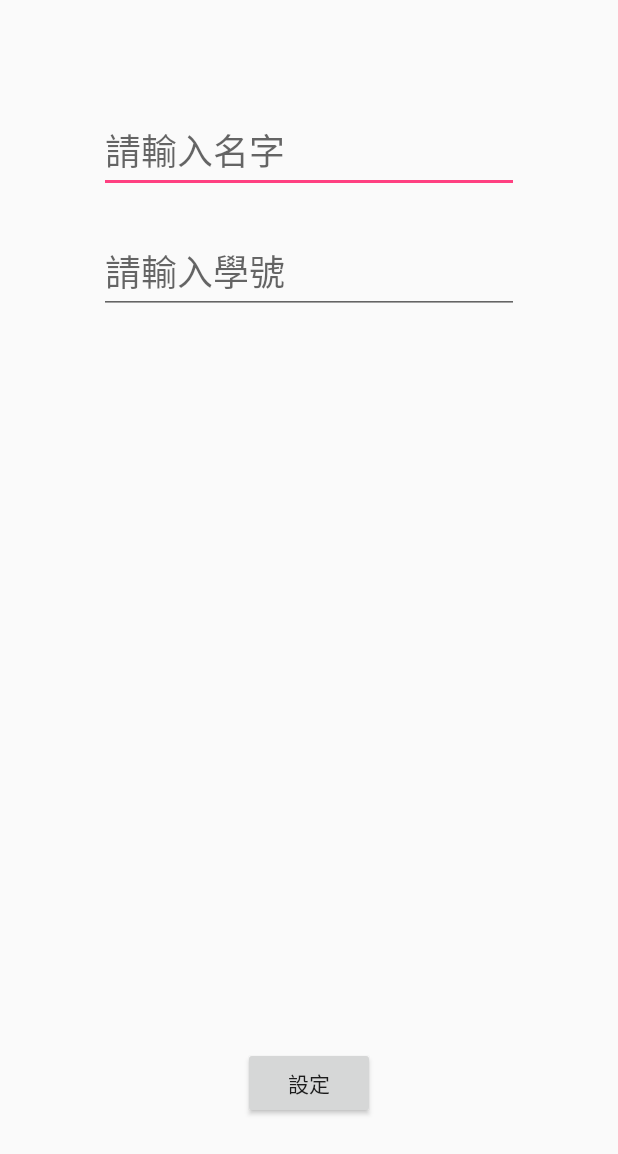
After one commit to ardamamy/GoogleLogin, an Android app: the MyselfActivity screen opened directly, with no data from a screen before it, on a phone screen of 412 x 824 dp. The commit adds this screen. Shown: the top 1154 px of the screen. Run offline under Robolectric (Android 15) with nearby library versions, the phone set to English and light mode, and no system bars; our stand-ins replace Firebase (no records; nobody signed in at launch, a user with empty details on screens opened directly); libraries missing offline, so code that uses them is left out: com.firebase.client.

Commit message:
更新:新增資料庫功能

```diff
--- a/app/src/main/AndroidManifest.xml
+++ b/app/src/main/AndroidManifest.xml
@@ -4,6 +4,8 @@
     package="tw.edu.niu.googlelogin">
 
     <uses-permission android:name="android.permission.INTERNET" />
+    <uses-permission android:name="android.permission.READ_CALENDAR" />
+    <uses-permission android:name="android.permission.WRITE_CALENDAR" />
 
     <application
         android:allowBackup="true"
@@ -48,7 +50,8 @@
         <activity android:name=".CalenderActivity" />
         <activity android:name=".DataActivity" />
         <activity android:name=".MateActivity" />
-        <activity android:name=".MoneyActivity"></activity>
+        <activity android:name=".MoneyActivity" />
+        <activity android:name=".MyselfActivity"></activity>
     </application>
 
 </manifest>
--- a/app/src/main/java/tw/edu/niu/googlelogin/LoginActivity.java
+++ b/app/src/main/java/tw/edu/niu/googlelogin/LoginActivity.java
@@ -45,12 +45,13 @@ public class LoginActivity extends AppCompatActivity {
         // Set the dimensions of the sign-in button.
         SignInButton signInButton = findViewById(R.id.sign_in_button);
         signInButton.setSize(SignInButton.SIZE_STANDARD);
-        findViewById(R.id.sign_in_button).setOnClickListener(new View.OnClickListener() {
+        signInButton.setOnClickListener(new View.OnClickListener() {
             @Override
             public void onClick(View v) {
                 switch (v.getId()) {
                     case R.id.sign_in_button:
                         signIn();
+                        //System.out.print("successful");
                         break;
                     // ...
                 }
--- /dev/null
+++ b/app/src/main/java/tw/edu/niu/googlelogin/MyselfActivity.java
@@ -0,0 +1,74 @@
+package tw.edu.niu.googlelogin;
+
+import android.support.annotation.NonNull;
+import android.support.v7.app.AppCompatActivity;
+import android.os.Bundle;
+import android.util.Log;
+import android.view.View;
+import android.widget.Button;
+import android.widget.EditText;
+
+import com.firebase.client.Firebase;
+import com.google.android.gms.tasks.OnCompleteListener;
+import com.google.android.gms.tasks.OnFailureListener;
+import com.google.android.gms.tasks.OnSuccessListener;
+import com.google.android.gms.tasks.Task;
+import com.google.firebase.firestore.DocumentReference;
+import com.google.firebase.firestore.FirebaseFirestore;
+import com.google.firebase.firestore.QueryDocumentSnapshot;
+import com.google.firebase.firestore.QuerySnapshot;
+
+import java.util.HashMap;
+import java.util.Map;
+
+public class MyselfActivity extends AppCompatActivity {
+    EditText username;
+    EditText usernumber;
+    Button setup;
+
+    boolean error = false;
+    @Override
+    protected void onCreate(Bundle savedInstanceState) {
+        super.onCreate(savedInstanceState);
+        setContentView(R.layout.activity_myself);
+        setup = findViewById(R.id.button);
+        username =findViewById(R.id.name);
+        usernumber =findViewById(R.id.number);
+        setup.setOnClickListener(new View.OnClickListener() {
+            @Override
+            public void onClick(View v) {
+                FirebaseFirestore db = FirebaseFirestore.getInstance();
+                // Create a new user with a first and last name
+                Map<String, Object> user = new HashMap<>();
+                final User ardam = new User();
+                try{
+                    ardam.setName(username.getText().toString());
+                    ardam.setNumber(usernumber.getText().toString());
+                }catch (Exception e){
+                    error = true;
+                }
+                if(!error){
+
+                    db.collection("users")
+                            .add(ardam)
+                            .addOnSuccessListener(new OnSuccessListener<DocumentReference>() {
+                                @Override
+                                public void onSuccess(DocumentReference documentReference) {
+                                    Log.d("mytag", "DocumentSnapshot added with ID: " + documentReference.getId());
+                                }
+                            })
+                            .addOnFailureListener(new OnFailureListener() {
+                                @Override
+                                public void onFailure(@NonNull Exception e) {
+                                    Log.w("mytag", "Error adding document", e);
+                                }
+                            });
+                }else {
+                }
+            }
+        });
+
+// Add a new document with a generated ID
+
+    }
+}
--- a/app/src/main/res/layout/activity_money.xml
+++ b/app/src/main/res/layout/activity_money.xml
@@ -1,9 +1,9 @@
 <?xml version="1.0" encoding="utf-8"?>
-<android.support.constraint.ConstraintLayout xmlns:android="http://schemas.android.com/apk/res/android"
+<RelativeLayout xmlns:android="http://schemas.android.com/apk/res/android"
     xmlns:app="http://schemas.android.com/apk/res-auto"
     xmlns:tools="http://schemas.android.com/tools"
     android:layout_width="match_parent"
     android:layout_height="match_parent"
     tools:context="tw.edu.niu.googlelogin.MoneyActivity">
 
-</android.support.constraint.ConstraintLayout>
+</RelativeLayout>
--- /dev/null
+++ b/app/src/main/res/layout/activity_myself.xml
@@ -0,0 +1,41 @@
+<?xml version="1.0" encoding="utf-8"?>
+<RelativeLayout xmlns:android="http://schemas.android.com/apk/res/android"
+    xmlns:app="http://schemas.android.com/apk/res-auto"
+    xmlns:tools="http://schemas.android.com/tools"
+    android:layout_width="match_parent"
+    android:layout_height="match_parent"
+    tools:context="tw.edu.niu.googlelogin.MyselfActivity">
+
+    <EditText
+        android:id="@+id/name"
+        android:layout_width="wrap_content"
+        android:layout_height="wrap_content"
+        android:layout_alignParentTop="true"
+        android:layout_centerHorizontal="true"
+        android:layout_marginTop="72dp"
+        android:ems="10"
+        android:hint="請輸入名字"
+        android:inputType="textPersonName"
+        android:textSize="24sp" />
+
+    <EditText
+        android:id="@+id/number"
+        android:layout_width="wrap_content"
+        android:layout_height="wrap_content"
+        android:layout_below="@+id/name"
+        android:layout_centerHorizontal="true"
+        android:layout_marginTop="24dp"
+        android:ems="10"
+        android:hint="請輸入學號"
+        android:inputType="textPersonName"
+        android:textSize="24sp" />
+
+    <Button
+        android:id="@+id/button"
+        android:layout_width="wrap_content"
+        android:layout_height="wrap_content"
+        android:layout_alignParentBottom="true"
+        android:layout_centerHorizontal="true"
+        android:layout_marginBottom="78dp"
+        android:text="設定" />
+</RelativeLayout>
--- a/app/src/main/res/values/strings.xml
+++ b/app/src/main/res/values/strings.xml
@@ -3,4 +3,5 @@
     <string name="title_activity_homepage">HomepageActivity</string>
     <string name="signed_in_fmt">successful</string>
     <string name="title_activity_calender">CalenderActivity</string>
+    <string name="title_activity_myself">MyselfActivity</string>
 </resources>
```
Also changed, not shown: app/build.gradle (+17 -2 lines), app/src/main/java/tw/edu/niu/googlelogin/CalendarIntentHelper.java (added, +76 -0 lines), app/src/main/java/tw/edu/niu/googlelogin/CalenderActivity.java (+21 -0 lines), app/src/main/java/tw/edu/niu/googlelogin/HomePageActivity.java (+11 -1 lines), app/src/main/java/tw/edu/niu/googlelogin/MateActivity.java (+27 -1 lines), app/src/main/java/tw/edu/niu/googlelogin/User.java (added, +25 -0 lines), app/src/main/res/layout/activity_mate.xml (+17 -2 lines).
